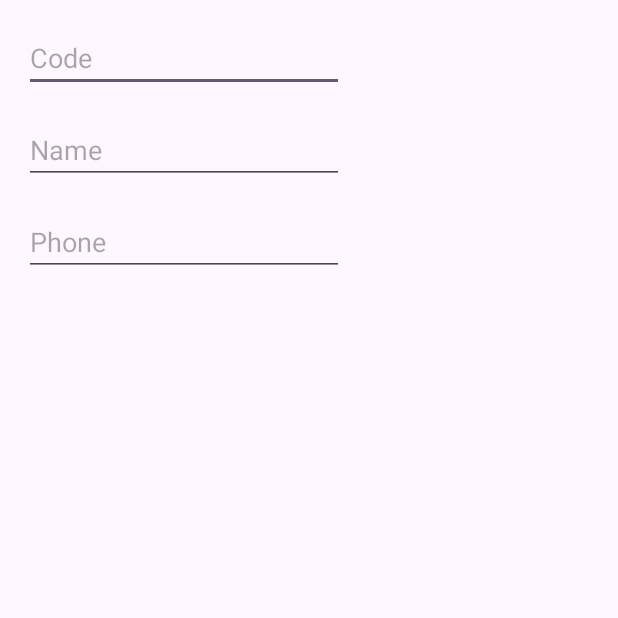
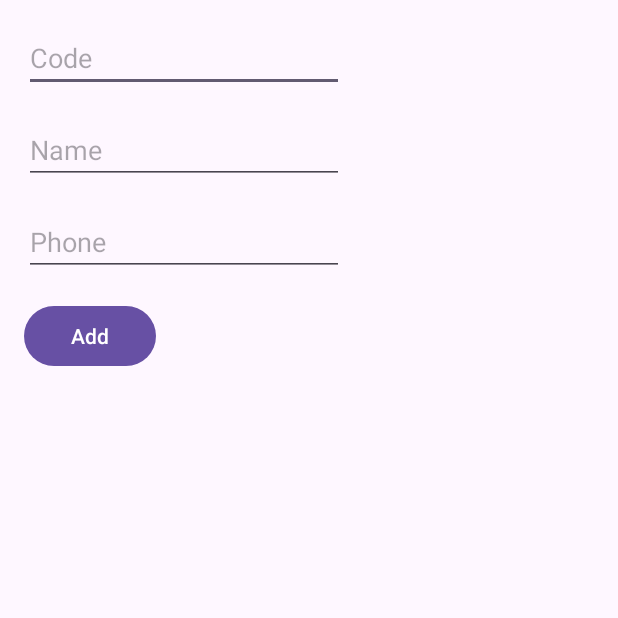
Before and after one commit to thobias90/data-persistence-example, an Android app: the screen it shows after launch (MainActivity), on a phone screen of 412 x 824 dp, the top half of it. Run offline under Robolectric (Android 15) with nearby library versions, the phone set to English and light mode, and no system bars.

Commit message:
feat: add button element

```diff
--- a/app/src/main/res/layout/activity_main.xml
+++ b/app/src/main/res/layout/activity_main.xml
@@ -42,4 +42,14 @@
         app:layout_constraintStart_toStartOf="parent"
         app:layout_constraintTop_toBottomOf="@+id/etName" />
 
+    <Button
+        android:id="@+id/btAdd"
+        android:layout_width="wrap_content"
+        android:layout_height="wrap_content"
+        android:layout_marginStart="16dp"
+        android:layout_marginTop="16dp"
+        android:text="Add"
+        app:layout_constraintStart_toStartOf="parent"
+        app:layout_constraintTop_toBottomOf="@+id/etPhone" />
+
 </androidx.constraintlayout.widget.ConstraintLayout>
```
